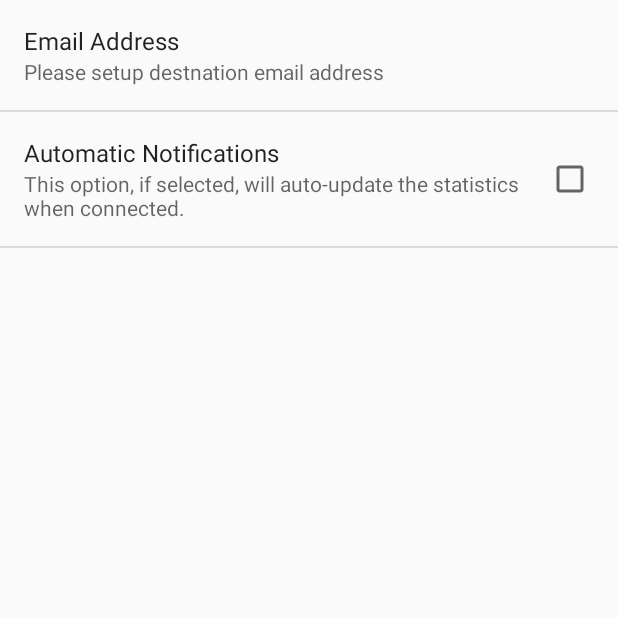
After one commit to antonioasaro/Antonio-Zelda, an Android app: the SettingsActivity screen opened directly, with no data from a screen before it, on a phone screen of 412 x 824 dp, the top half of it. The commit adds this screen. Run offline under Robolectric (Android 15) with nearby library versions, the phone set to English and light mode, and no system bars.

Commit message:
Added preferences screen

```diff
--- a/app/src/main/java/com/antonio_asaro/www/zelda/MainActivity.java
+++ b/app/src/main/java/com/antonio_asaro/www/zelda/MainActivity.java
@@ -119,6 +119,7 @@ public class MainActivity extends AppCompatActivity implements BluetoothAdapter.
         GridLabelRenderer gridLabel = mGraphView.getGridLabelRenderer();
         gridLabel.setHorizontalAxisTitle("    Time (24hr)");
         gridLabel.setVerticalAxisTitle("Duration (sec)");
+        gridLabel.setLabelsSpace(0);
         gridLabel.setLabelFormatter(new DefaultLabelFormatter() {
             @Override
             public String formatLabel(double value, boolean isValueX) {
@@ -129,7 +130,7 @@ public class MainActivity extends AppCompatActivity implements BluetoothAdapter.
                 int hour = calendar.get(Calendar.HOUR_OF_DAY);
                 int minute = calendar.get(Calendar.MINUTE);
                 String adjMin = ":" + ((minute < 10) ? ("0" + Integer.toString(minute)) : Integer.toString(minute));
-                Log.d(TAG, "Label new: " + value + ", " + adjDate.toString());
+//                Log.d(TAG, "Label new: " + value + ", " + adjDate.toString());
                 if (isValueX) {
                     return super.formatLabel(hour, isValueX) + adjMin;
                 } else {
@@ -207,6 +208,8 @@ public class MainActivity extends AppCompatActivity implements BluetoothAdapter.
 
         //noinspection SimplifiableIfStatement
         if (id == R.id.action_settings) {
+            Intent intent = new Intent(this, SettingsActivity.class);
+            startActivity(intent);
             return true;
         }
         return super.onOptionsItemSelected(item);
--- /dev/null
+++ b/app/src/main/java/com/antonio_asaro/www/zelda/SettingsActivity.java
@@ -0,0 +1,23 @@
+package com.antonio_asaro.www.zelda;
+
+import android.os.Bundle;
+import android.preference.PreferenceActivity;
+import android.preference.PreferenceFragment;
+
+public class SettingsActivity extends PreferenceActivity {
+
+    @Override
+    protected void onCreate(Bundle savedInstanceState) {
+        super.onCreate(savedInstanceState);
+        getFragmentManager().beginTransaction().replace(android.R.id.content, new SettingsFragment()).commit();
+    }
+
+    public static class SettingsFragment extends PreferenceFragment {
+        @Override
+        public void onCreate(final Bundle savedInstanceState) {
+            super.onCreate(savedInstanceState);
+            addPreferencesFromResource(R.xml.preferences);
+        }
+    }
+
+}
--- /dev/null
+++ b/app/src/main/res/xml/preferences.xml
@@ -0,0 +1,19 @@
+<?xml version="1.0" encoding="utf-8"?>
+<PreferenceScreen xmlns:android="http://schemas.android.com/apk/res/android">
+
+    <EditTextPreference
+        android:id="@+id/email"
+        android:backgroundTint="#008800"
+        android:textCursorDrawable="@null"
+        android:inputType="textEmailAddress"
+        android:key="emailAddress"
+        android:summary="Please setup destnation email address"
+        android:title="Email Address">
+    </EditTextPreference>
+    <CheckBoxPreference
+        android:defaultValue="false"
+        android:key="autoNotifications"
+        android:summary="This option, if selected, will auto-update the statistics when connected."
+        android:title="Automatic Notifications" />
+
+</PreferenceScreen>
```
Also changed, not shown: app/src/main/AndroidManifest.xml (+9 -0 lines).
